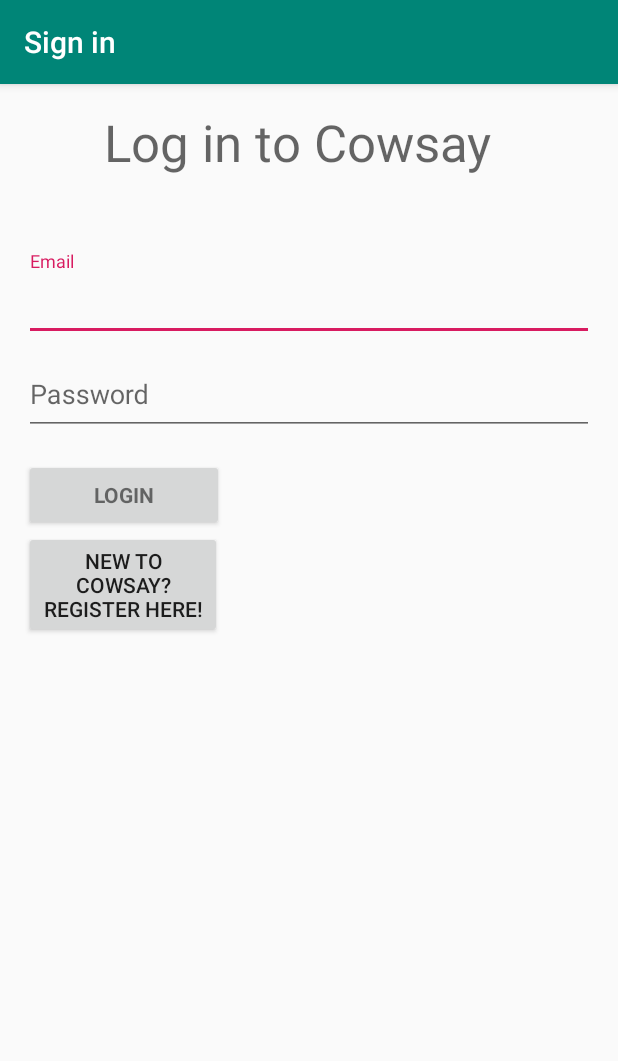
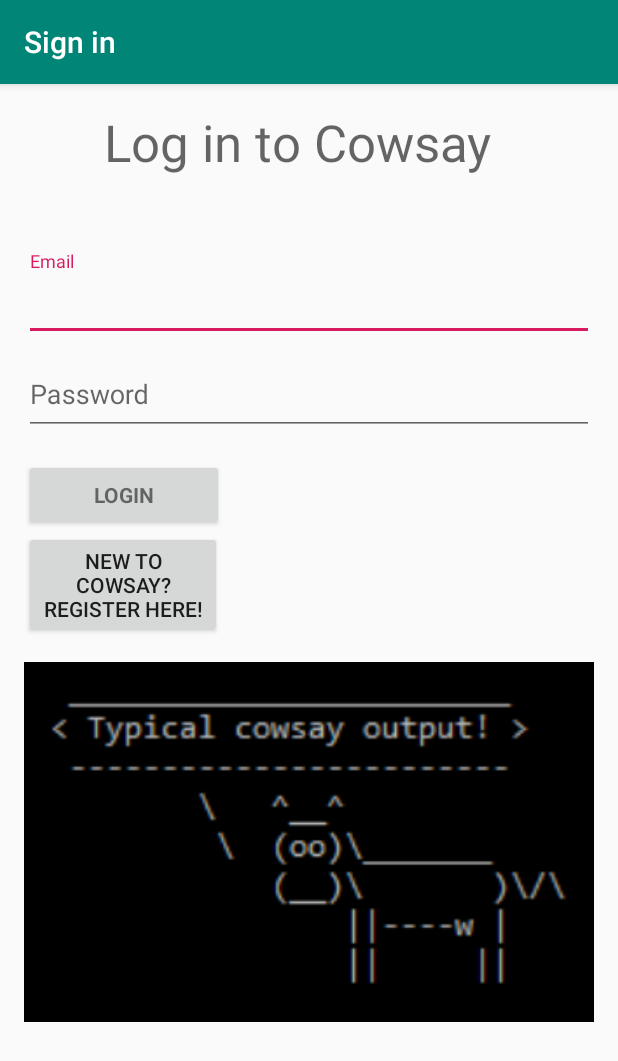
Before and after one commit to iMouath/hackathon19, an Android app: the LoginActivity screen opened directly, with no data from a screen before it, on a phone screen of 412 x 824 dp. Shown: the top 1061 px of the screen. Run offline under Robolectric (Android 15) with nearby library versions, the phone set to English and light mode, and no system bars; our stand-ins replace Firebase (no records; nobody signed in at launch, a user with empty details on screens opened directly); 4 statements that could not run were skipped.

Commit message:
layout modification

```diff
--- /dev/null
+++ b/app/src/main/res/drawable/cowsay_typical_output.xml
@@ -0,0 +1,4 @@
+<?xml version="1.0" encoding="utf-8"?>
+<selector xmlns:android="http://schemas.android.com/apk/res/android">
+
+</selector>
--- a/app/src/main/res/layout/activity_login.xml
+++ b/app/src/main/res/layout/activity_login.xml
@@ -92,4 +92,10 @@
         </LinearLayout>
     </ScrollView>
 
+    <ImageView
+        android:id="@+id/imageView2"
+        android:layout_width="match_parent"
+        android:layout_height="272dp"
+        app:srcCompat="@drawable/Cowsay_Typical_Output" />
+
 </LinearLayout>
```
Also changed, not shown: app/src/main/res/drawable/Cowsay_Typical_Output.png (added).
